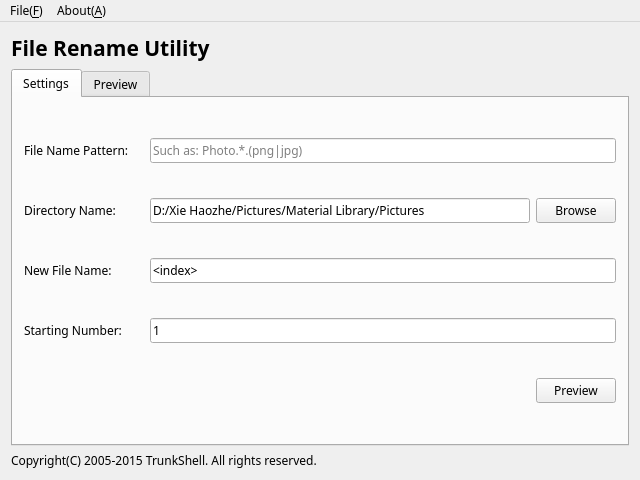
First picture: the form in mainwindow.ui, repository hzxie/FileRenameUtility, before the edit.
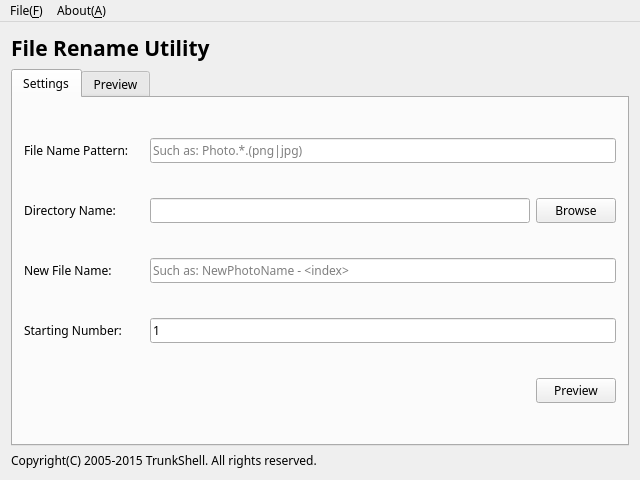
Second picture: the form after the edit. Icons and pictures are not drawn.

Commit message: Basically complete the application.

Diff of the .ui file:
```diff
--- a/mainwindow.ui
+++ b/mainwindow.ui
@@ -123,7 +123,7 @@
           <item>
            <widget class="QLineEdit" name="lineEditDirectoryName">
             <property name="text">
-             <string>D:/Xie Haozhe/Pictures/Material Library/Pictures</string>
+             <string/>
             </property>
             <property name="readOnly">
              <bool>true</bool>
@@ -169,7 +169,7 @@
           <item>
            <widget class="QLineEdit" name="lineEditNewFileName">
             <property name="text">
-             <string>&lt;index&gt;</string>
+             <string/>
             </property>
             <property name="placeholderText">
              <string>Such as: NewPhotoName - &lt;index&gt;</string>
```
The commit also changes 2 other files.
